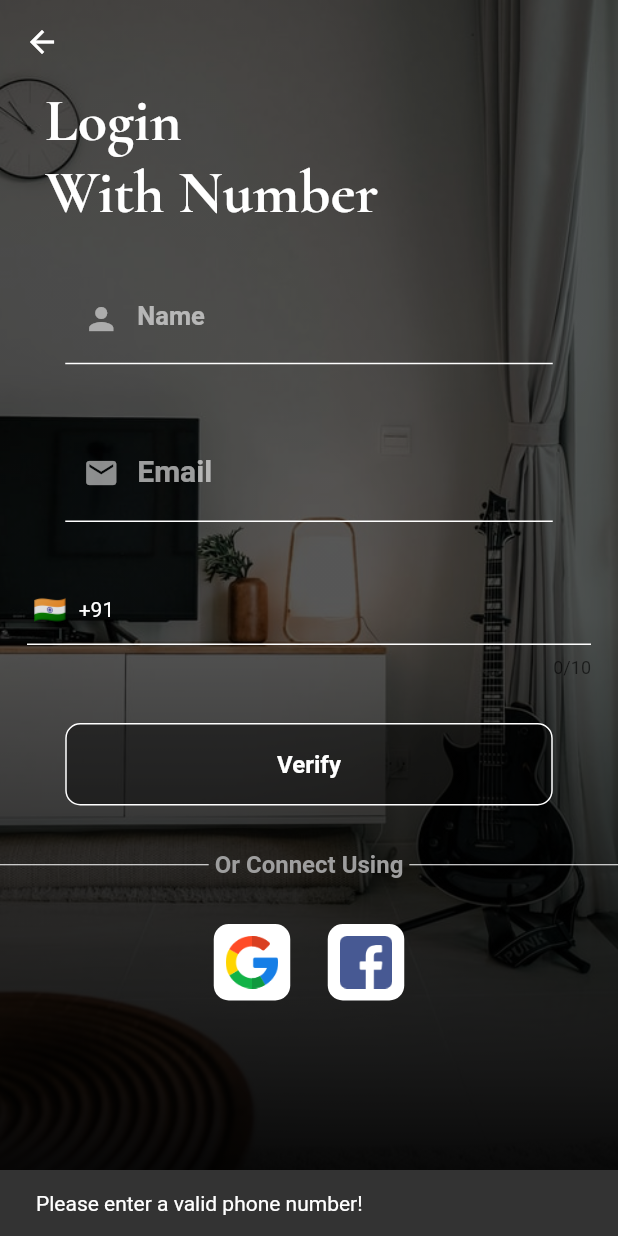
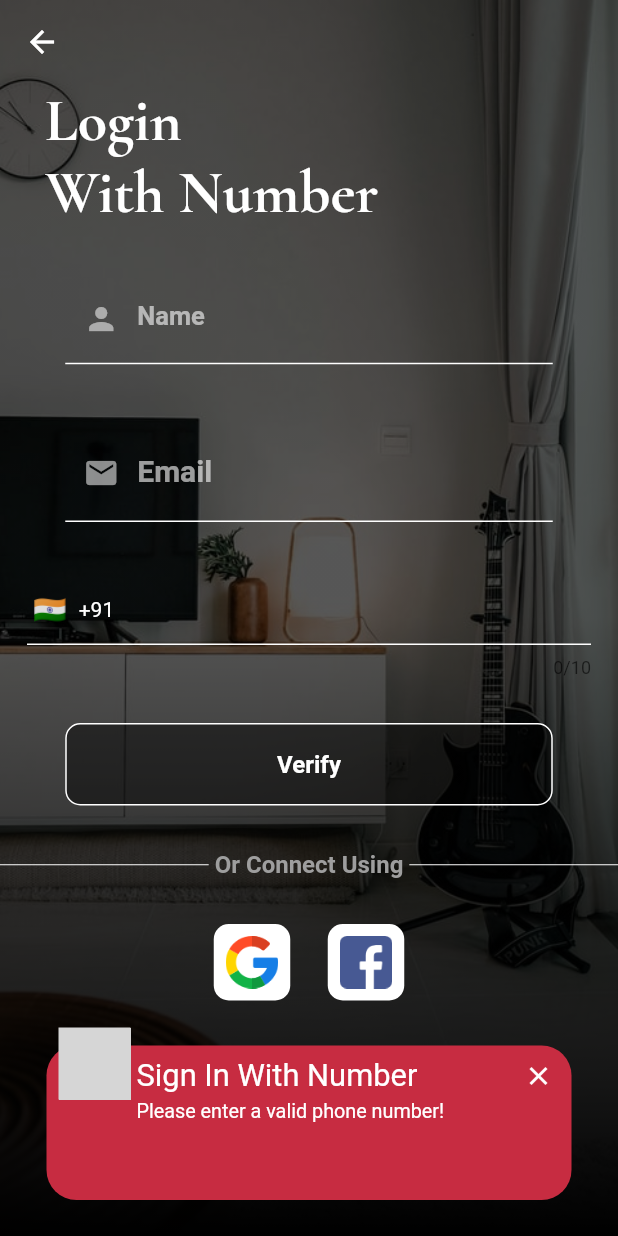
Before and after one commit to yash1001-sojitra/Smart-home, a Flutter app: the NumberAuth screen opened by its route, after a tap on "Verify", on a phone screen of 412 x 824 dp. Run offline on Flutter 3.47's test engine with Material 2 defaults, Android fonts, the phone set to English and light mode, and no system bars; drawn by our look-alikes of awesome_snackbar_content, intl_phone_field; our stand-ins replace cloud_firestore, connectivity_plus, file_picker, firebase_auth, firebase_core, firebase_storage and 10 more; missing offline and left inert: fancy_bar, firebase_phone_auth_handler; accounts and stored records are empty; statements that could not run were skipped; grey boxes are pictures that could not be loaded.

Commit message:
animated snack bar added

```diff
--- a/lib/Logic/helper/helper.dart
+++ b/lib/Logic/helper/helper.dart
@@ -5,16 +5,16 @@ import 'package:flutter/material.dart';
 
 import 'globals.dart';
 
-void showSnackBar(
-  String text, {
-  Duration duration = const Duration(seconds: 2),
-}) {
-  Globals.scaffoldMessengerKey.currentState
-    ?..clearSnackBars()
-    ..showSnackBar(
-      SnackBar(content: Text(text), duration: duration),
-    );
-}
+// void showSnackBar(
+//   String text, {
+//   Duration duration = const Duration(seconds: 2),
+// }) {
+//   Globals.scaffoldMessengerKey.currentState
+//     ?..clearSnackBars()
+//     ..showSnackBar(
+//       SnackBar(content: Text(text), duration: duration),
+//     );
+// }
 
 bool isNullOrBlank(String? data) => data?.trim().isEmpty ?? true;
 
--- a/lib/Screens/Authentication/Auth_With_Number/auth_number.dart
+++ b/lib/Screens/Authentication/Auth_With_Number/auth_number.dart
@@ -187,7 +187,9 @@ class _NumberAuthState extends State<NumberAuth> {
                         onPressed: () async {
                           if (isNullOrBlank(phoneNumber) ||
                               !_formkey.currentState!.validate()) {
-                            showSnackBar('Please enter a valid phone number!');
+                            ScaffoldMessenger.of(context).showSnackBar(
+                                animationsnackbar("Sign In With Number",
+                                    "Please enter a valid phone number!"));
                           } else {
                             Navigator.pushNamed(
                               context,
--- a/lib/Screens/Authentication/Auth_With_Number/otp_verification.dart
+++ b/lib/Screens/Authentication/Auth_With_Number/otp_verification.dart
@@ -89,7 +89,8 @@ class _VerifyPhoneNumberScreenState extends State<VerifyPhoneNumberScreen>
                 : 'OTP was verified manually!',
           );
 
-          showSnackBar('Phone number verified successfully!');
+          ScaffoldMessenger.of(context).showSnackBar(animationsnackbar(
+              "Sign In With Number", "Phone number verified successfully!"));
 
           log(
             otpverificationScreenRoute,
@@ -98,6 +99,7 @@ class _VerifyPhoneNumberScreenState extends State<VerifyPhoneNumberScreen>
 
           Navigator.pushNamed(context, homepageScreenRoute);
         },
+        // ignore: void_checks
         onLoginFailed: (authException, stackTrace) {
           log(
             otpverificationScreenRoute,
@@ -109,13 +111,20 @@ class _VerifyPhoneNumberScreenState extends State<VerifyPhoneNumberScreen>
           switch (authException.code) {
             case 'invalid-phone-number':
               // invalid phone number
-              return showSnackBar('Invalid phone number!');
+              return ScaffoldMessenger.of(context).showSnackBar(
+                  animationsnackbar(
+                      "Sign In With Number", "Invalid phone number!"));
             case 'invalid-verification-code':
               // invalid otp entered
-              return showSnackBar('The entered OTP is invalid!');
+              return ScaffoldMessenger.of(context).showSnackBar(
+                  animationsnackbar(
+                      "Sign In With Number", "The entered OTP is invalid!"));
+
             // handle other error codes
             default:
-              showSnackBar('Something went wrong!');
+              ScaffoldMessenger.of(context).showSnackBar(animationsnackbar(
+                  "Sign In With Number", "Something went wrong!"));
+
             // handle error further if needed
           }
         },
@@ -125,8 +134,8 @@ class _VerifyPhoneNumberScreenState extends State<VerifyPhoneNumberScreen>
             error: error,
             stackTrace: stackTrace,
           );
-
-          showSnackBar('An error occurred!');
+          ScaffoldMessenger.of(context).showSnackBar(
+              animationsnackbar("Sign In With Number", "An error occurred!"));
         },
         builder: (context, controller) {
           return Scaffold(
```
Also changed, not shown: lib/Screens/User/Homepage/Bottom_Bar/user.dart (+4 -4 lines).
